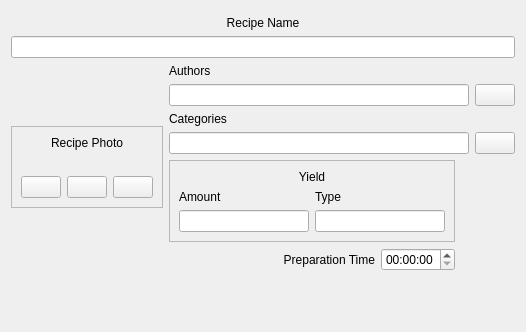
This is src/dialogs/recipeinput/recipegeneralinfoeditor.ui in KDE/krecipes as Qt 5 draws it before an edit. The edited form follows.
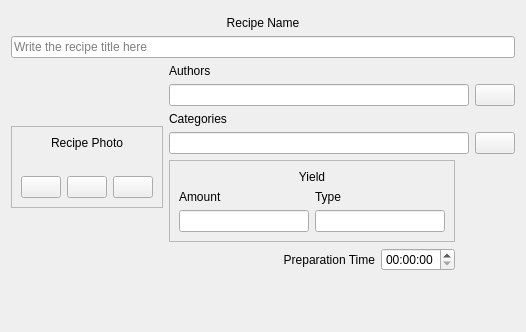
This is the edited form. Icons and pictures are not drawn. Custom widgets are drawn as their Qt base class.

Commit message: Fix and clean up a bit the "New Recipe" behaviour.

Patch:
```diff
--- a/src/dialogs/recipeinput/recipegeneralinfoeditor.ui
+++ b/src/dialogs/recipeinput/recipegeneralinfoeditor.ui
@@ -43,7 +43,11 @@
       </widget>
      </item>
      <item>
-      <widget class="KLineEdit" name="m_titleEdit"/>
+      <widget class="KLineEdit" name="m_titleEdit">
+       <property name="placeholderText">
+        <string>Write the recipe title here</string>
+       </property>
+      </widget>
      </item>
     </layout>
    </item>
```
The commit also changes 1 other file.
